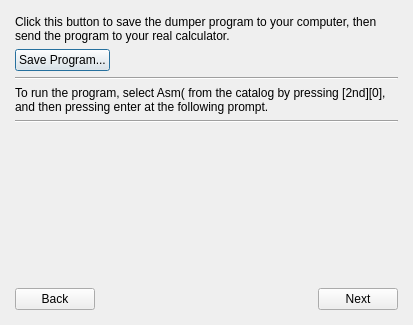
Above: gui/qt/romselection.ui from CE-Programming/CEmu before the change. Below: the same form after it.
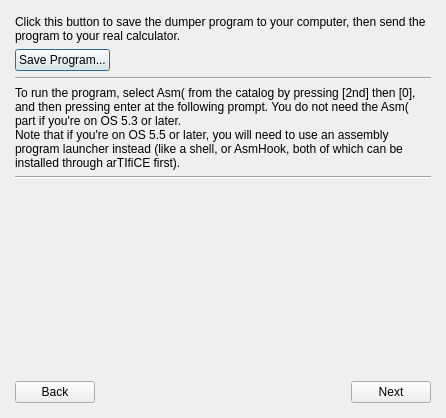
That is the form after the change. The open tabs and pages were chosen to show the change. Icons and pictures are not drawn. Custom widgets are drawn as their Qt base class.

The edit to the form file:
```diff
--- a/gui/qt/romselection.ui
+++ b/gui/qt/romselection.ui
@@ -9,10 +9,28 @@
    <rect>
     <x>0</x>
     <y>0</y>
-    <width>413</width>
-    <height>325</height>
+    <width>446</width>
+    <height>418</height>
    </rect>
   </property>
+  <property name="sizePolicy">
+   <sizepolicy hsizetype="Fixed" vsizetype="Fixed">
+    <horstretch>0</horstretch>
+    <verstretch>0</verstretch>
+   </sizepolicy>
+  </property>
+  <property name="minimumSize">
+   <size>
+    <width>446</width>
+    <height>418</height>
+   </size>
+  </property>
+  <property name="maximumSize">
+   <size>
+    <width>446</width>
+    <height>418</height>
+   </size>
+  </property>
   <property name="windowTitle">
    <string>CEmu Setup</string>
   </property>
@@ -281,7 +299,8 @@
        <item>
         <widget class="QLabel" name="line1_4">
          <property name="text">
-          <string>To run the program, select Asm( from the catalog by pressing [2nd][0], and then pressing enter at the following prompt.</string>
+          <string>To run the program, select Asm( from the catalog by pressing [2nd] then [0], and then pressing enter at the following prompt. You do not need the Asm( part if you're on OS 5.3 or later.
+Note that if you're on OS 5.5 or later, you will need to use an assembly program launcher instead (like a shell, or AsmHook, both of which can be installed through arTIfiCE first).</string>
          </property>
          <property name="wordWrap">
           <bool>true</bool>
```
